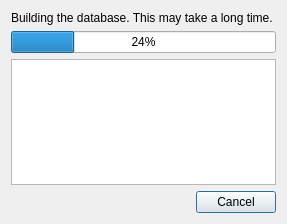
Above: builddatabasedlg.ui from seanet7or/mosaicit before the change. Below: the same form after it.
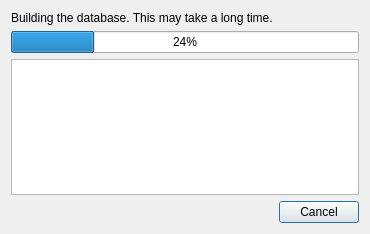
That is the form after the change.

```diff
--- a/builddatabasedlg.ui
+++ b/builddatabasedlg.ui
@@ -6,8 +6,8 @@
    <rect>
     <x>0</x>
     <y>0</y>
-    <width>287</width>
-    <height>224</height>
+    <width>370</width>
+    <height>234</height>
    </rect>
   </property>
   <property name="windowTitle">
```
Left out of the diff: 2 changed lines with no effect on the pictures.
